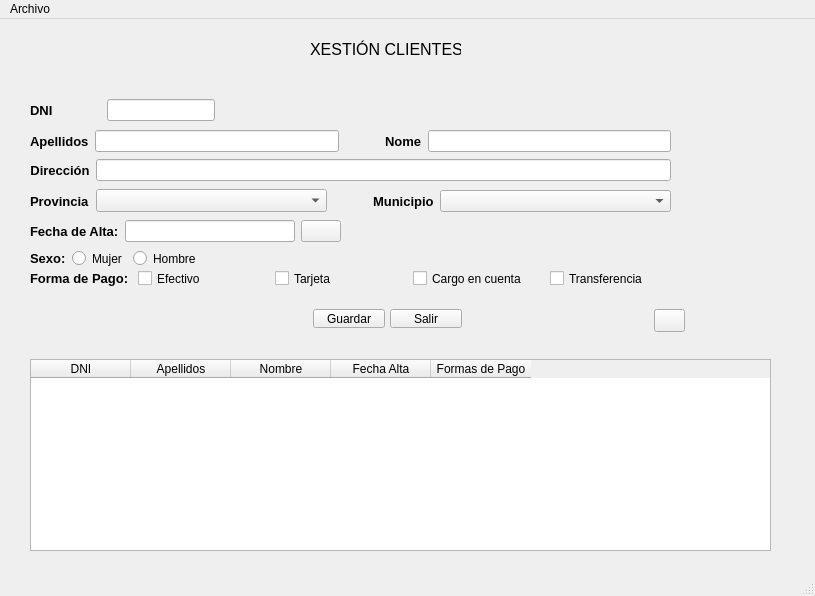
Qt form window.ui (gaelrf/reyfernandez) before a commit.
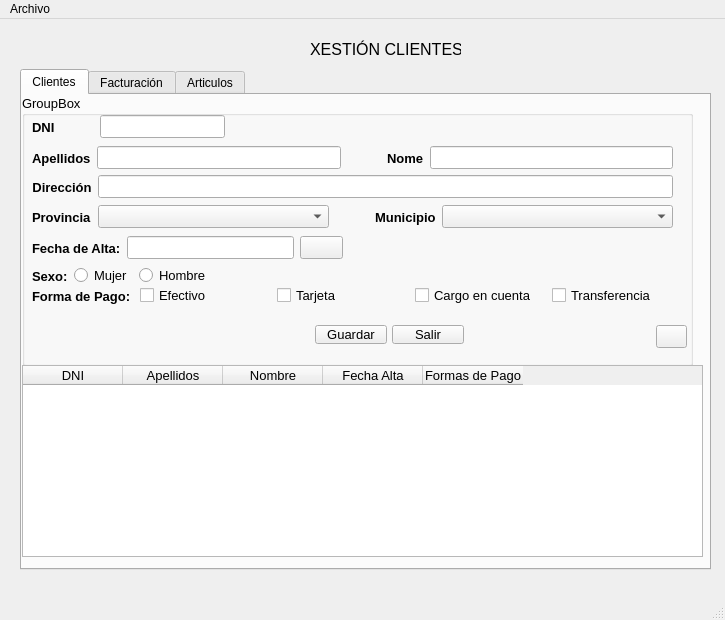
The same form after that commit.

Diff of the .ui file:
```diff
--- a/window.ui
+++ b/window.ui
@@ -6,8 +6,8 @@
    <rect>
     <x>0</x>
     <y>0</y>
-    <width>815</width>
-    <height>596</height>
+    <width>725</width>
+    <height>620</height>
    </rect>
   </property>
   <property name="windowTitle">
@@ -32,267 +32,46 @@
      <string>XESTIÓN CLIENTES</string>
     </property>
    </widget>
-   <widget class="QPushButton" name="btnGrabaCli">
+   <widget class="QTabWidget" name="tabWidget">
     <property name="geometry">
      <rect>
-      <x>313</x>
-      <y>290</y>
-      <width>72</width>
-      <height>19</height>
+      <x>20</x>
+      <y>50</y>
+      <width>691</width>
+      <height>501</height>
      </rect>
     </property>
-    <property name="text">
-     <string>Guardar</string>
+    <property name="currentIndex">
+     <number>0</number>
     </property>
-   </widget>
-   <widget class="QPushButton" name="btnSalir">
-    <property name="geometry">
-     <rect>
-      <x>390</x>
-      <y>290</y>
-      <width>72</width>
-      <height>19</height>
-     </rect>
-    </property>
-    <property name="text">
-     <string>Salir</string>
-    </property>
-   </widget>
-   <widget class="QWidget" name="layoutWidget">
-    <property name="geometry">
-     <rect>
-      <x>30</x>
-      <y>80</y>
-      <width>261</width>
-      <height>22</height>
-     </rect>
-    </property>
-    <layout class="QHBoxLayout" name="horizontalLayout">
-     <property name="sizeConstraint">
-      <enum>QLayout::SetNoConstraint</enum>
-     </property>
-     <item>
-      <widget class="QLabel" name="lblDNI">
-       <property name="sizePolicy">
-        <sizepolicy hsizetype="Expanding" vsizetype="Preferred">
-         <horstretch>0</horstretch>
-         <verstretch>0</verstretch>
-        </sizepolicy>
-       </property>
+    <widget class="QWidget" name="tabClientes">
        <property name="font">
         <font>
          <pointsize>10</pointsize>
-         <weight>75</weight>
-         <bold>true</bold>
-        </font>
-       </property>
-       <property name="text">
-        <string>DNI</string>
-       </property>
-       <property name="alignment">
-        <set>Qt::AlignLeading|Qt::AlignLeft|Qt::AlignVCenter</set>
-       </property>
-      </widget>
-     </item>
-     <item>
-      <widget class="QLineEdit" name="txtDni"/>
-     </item>
-     <item>
-      <widget class="QLabel" name="lblValidoDni">
-       <property name="sizePolicy">
-        <sizepolicy hsizetype="Expanding" vsizetype="Expanding">
-         <horstretch>0</horstretch>
-         <verstretch>0</verstretch>
-        </sizepolicy>
-       </property>
-       <property name="minimumSize">
-        <size>
-         <width>0</width>
-         <height>0</height>
-        </size>
-       </property>
-       <property name="text">
-        <string/>
-       </property>
-      </widget>
-     </item>
-    </layout>
-   </widget>
-   <widget class="QWidget" name="layoutWidget">
+      </font>
+     </property>
+     <attribute name="title">
+      <string>Clientes</string>
+     </attribute>
+     <widget class="QGroupBox" name="groupBox">
     <property name="geometry">
      <rect>
-      <x>30</x>
-      <y>111</y>
-      <width>641</width>
-      <height>22</height>
-     </rect>
-    </property>
-    <layout class="QHBoxLayout" name="horizontalLayout_2">
-     <property name="sizeConstraint">
-      <enum>QLayout::SetNoConstraint</enum>
-     </property>
-     <item>
-      <widget class="QLabel" name="lblApel">
-       <property name="font">
-        <font>
-         <pointsize>10</pointsize>
-         <weight>75</weight>
-         <bold>true</bold>
-        </font>
-       </property>
-       <property name="text">
-        <string>Apellidos</string>
-       </property>
-       <property name="alignment">
-        <set>Qt::AlignLeading|Qt::AlignLeft|Qt::AlignVCenter</set>
-       </property>
-      </widget>
-     </item>
-     <item>
-      <widget class="QLineEdit" name="txtApel"/>
-     </item>
-     <item>
-      <spacer name="horizontalSpacer_2">
-       <property name="orientation">
-        <enum>Qt::Horizontal</enum>
-       </property>
-       <property name="sizeType">
-        <enum>QSizePolicy::Minimum</enum>
-       </property>
-       <property name="sizeHint" stdset="0">
-        <size>
-         <width>40</width>
-         <height>20</height>
-        </size>
-       </property>
-      </spacer>
-     </item>
-     <item>
-      <widget class="QLabel" name="lblApel_2">
-       <property name="font">
-        <font>
-         <pointsize>10</pointsize>
-         <weight>75</weight>
-         <bold>true</bold>
-        </font>
-       </property>
-       <property name="text">
-        <string>Nome</string>
-       </property>
-       <property name="alignment">
-        <set>Qt::AlignLeading|Qt::AlignLeft|Qt::AlignVCenter</set>
-       </property>
-      </widget>
-     </item>
-     <item>
-      <widget class="QLineEdit" name="txtNome">
-       <property name="sizePolicy">
-        <sizepolicy hsizetype="Expanding" vsizetype="Fixed">
-         <horstretch>0</horstretch>
-         <verstretch>0</verstretch>
-        </sizepolicy>
-       </property>
-      </widget>
-     </item>
-    </layout>
-   </widget>
+        <x>0</x>
+        <y>0</y>
+        <width>671</width>
+        <height>271</height>
+       </rect>
+      </property>
+      <property name="title">
+       <string>GroupBox</string>
+      </property>
    <widget class="QWidget" name="layoutWidget">
     <property name="geometry">
      <rect>
-      <x>30</x>
-      <y>250</y>
-      <width>651</width>
-      <height>19</height>
-     </rect>
-    </property>
-    <layout class="QHBoxLayout" name="horizontalLayout_4">
-     <item>
-      <widget class="QLabel" name="lblFormaPago">
-       <property name="font">
-        <font>
-         <pointsize>10</pointsize>
-         <weight>75</weight>
-         <bold>true</bold>
-        </font>
-       </property>
-       <property name="text">
-        <string>Forma de Pago: </string>
-       </property>
-      </widget>
-     </item>
-     <item>
-      <widget class="QCheckBox" name="chkEfectivo">
-       <property name="sizePolicy">
-        <sizepolicy hsizetype="Expanding" vsizetype="Fixed">
-         <horstretch>0</horstretch>
-         <verstretch>0</verstretch>
-        </sizepolicy>
-       </property>
-       <property name="text">
-        <string>Efectivo</string>
-       </property>
-       <attribute name="buttonGroup">
-        <string notr="true">chkGroupPago</string>
-       </attribute>
-      </widget>
-     </item>
-     <item>
-      <widget class="QCheckBox" name="chkTarjeta">
-       <property name="sizePolicy">
-        <sizepolicy hsizetype="Expanding" vsizetype="Fixed">
-         <horstretch>0</horstretch>
-         <verstretch>0</verstretch>
-        </sizepolicy>
-       </property>
-       <property name="text">
-        <string>Tarjeta</string>
-       </property>
-       <attribute name="buttonGroup">
-        <string notr="true">chkGroupPago</string>
-       </attribute>
-      </widget>
-     </item>
-     <item>
-      <widget class="QCheckBox" name="chkCargoCuenta">
-       <property name="sizePolicy">
-        <sizepolicy hsizetype="Expanding" vsizetype="Fixed">
-         <horstretch>0</horstretch>
-         <verstretch>0</verstretch>
-        </sizepolicy>
-       </property>
-       <property name="text">
-        <string>Cargo en cuenta</string>
-       </property>
-       <attribute name="buttonGroup">
-        <string notr="true">chkGroupPago</string>
-       </attribute>
-      </widget>
-     </item>
-     <item>
-      <widget class="QCheckBox" name="chkTransferencia">
-       <property name="sizePolicy">
-        <sizepolicy hsizetype="Expanding" vsizetype="Fixed">
-         <horstretch>0</horstretch>
-         <verstretch>0</verstretch>
-        </sizepolicy>
-       </property>
-       <property name="text">
-        <string>Transferencia</string>
-       </property>
-       <attribute name="buttonGroup">
-        <string notr="true">chkGroupPago</string>
-       </attribute>
-      </widget>
-     </item>
-    </layout>
-   </widget>
-   <widget class="QWidget" name="layoutWidget">
-    <property name="geometry">
-     <rect>
-      <x>30</x>
-      <y>230</y>
-      <width>171</width>
-      <height>19</height>
+         <x>10</x>
+         <y>170</y>
+         <width>174</width>
+         <height>22</height>
      </rect>
     </property>
     <layout class="QHBoxLayout" name="horizontalLayout_5">
@@ -332,43 +111,24 @@
      </item>
     </layout>
    </widget>
-   <widget class="QWidget" name="layoutWidget">
+      <widget class="QPushButton" name="btnSalir">
     <property name="geometry">
      <rect>
-      <x>30</x>
-      <y>140</y>
-      <width>641</width>
-      <height>22</height>
-     </rect>
-    </property>
-    <layout class="QHBoxLayout" name="horizontalLayout_3">
-     <item>
-      <widget class="QLabel" name="lblDir">
-       <property name="font">
-        <font>
-         <pointsize>10</pointsize>
-         <weight>75</weight>
-         <bold>true</bold>
-        </font>
-       </property>
+         <x>370</x>
+         <y>230</y>
+         <width>72</width>
+         <height>19</height>
+        </rect>
+       </property>
        <property name="text">
-        <string>Dirección</string>
+        <string>Salir</string>
        </property>
-       <property name="alignment">
-        <set>Qt::AlignCenter</set>
-       </property>
-      </widget>
-     </item>
-     <item>
-      <widget class="QLineEdit" name="txtDir"/>
-     </item>
-    </layout>
    </widget>
    <widget class="QWidget" name="layoutWidget">
     <property name="geometry">
      <rect>
-      <x>30</x>
-      <y>170</y>
+         <x>10</x>
+         <y>110</y>
       <width>641</width>
       <height>24</height>
      </rect>
@@ -450,10 +210,100 @@
    <widget class="QWidget" name="layoutWidget">
     <property name="geometry">
      <rect>
-      <x>30</x>
-      <y>200</y>
+         <x>10</x>
+         <y>190</y>
+         <width>651</width>
+         <height>22</height>
+        </rect>
+       </property>
+       <layout class="QHBoxLayout" name="horizontalLayout_4">
+        <item>
+         <widget class="QLabel" name="lblFormaPago">
+          <property name="font">
+           <font>
+            <pointsize>10</pointsize>
+            <weight>75</weight>
+            <bold>true</bold>
+           </font>
+          </property>
+          <property name="text">
+           <string>Forma de Pago: </string>
+          </property>
+         </widget>
+        </item>
+        <item>
+         <widget class="QCheckBox" name="chkEfectivo">
+          <property name="sizePolicy">
+           <sizepolicy hsizetype="Expanding" vsizetype="Fixed">
+            <horstretch>0</horstretch>
+            <verstretch>0</verstretch>
+           </sizepolicy>
+          </property>
+          <property name="text">
+           <string>Efectivo</string>
+          </property>
+          <attribute name="buttonGroup">
+           <string notr="true">chkGroupPago</string>
+          </attribute>
+         </widget>
+        </item>
+        <item>
+         <widget class="QCheckBox" name="chkTarjeta">
+          <property name="sizePolicy">
+           <sizepolicy hsizetype="Expanding" vsizetype="Fixed">
+            <horstretch>0</horstretch>
+            <verstretch>0</verstretch>
+           </sizepolicy>
+          </property>
+          <property name="text">
+           <string>Tarjeta</string>
+          </property>
+          <attribute name="buttonGroup">
+           <string notr="true">chkGroupPago</string>
+          </attribute>
+         </widget>
+        </item>
+        <item>
+         <widget class="QCheckBox" name="chkCargoCuenta">
+          <property name="sizePolicy">
+           <sizepolicy hsizetype="Expanding" vsizetype="Fixed">
+            <horstretch>0</horstretch>
+            <verstretch>0</verstretch>
+           </sizepolicy>
+          </property>
+          <property name="text">
+           <string>Cargo en cuenta</string>
+          </property>
+          <attribute name="buttonGroup">
+           <string notr="true">chkGroupPago</string>
+          </attribute>
+         </widget>
+        </item>
+        <item>
+         <widget class="QCheckBox" name="chkTransferencia">
+          <property name="sizePolicy">
+           <sizepolicy hsizetype="Expanding" vsizetype="Fixed">
+            <horstretch>0</horstretch>
+            <verstretch>0</verstretch>
+           </sizepolicy>
+          </property>
+          <property name="text">
+           <string>Transferencia</string>
+          </property>
+          <attribute name="buttonGroup">
+           <string notr="true">chkGroupPago</string>
+          </attribute>
+         </widget>
+        </item>
+       </layout>
+      </widget>
+      <widget class="QWidget" name="layoutWidget">
+       <property name="geometry">
+        <rect>
+         <x>10</x>
+         <y>140</y>
       <width>311</width>
-      <height>25</height>
+         <height>26</height>
      </rect>
     </property>
     <layout class="QHBoxLayout" name="horizontalLayout_7">
@@ -487,12 +337,209 @@
      </item>
     </layout>
    </widget>
+      <widget class="QPushButton" name="btnGrabaCli">
+       <property name="geometry">
+        <rect>
+         <x>293</x>
+         <y>230</y>
+         <width>72</width>
+         <height>19</height>
+        </rect>
+       </property>
+       <property name="text">
+        <string>Guardar</string>
+       </property>
+      </widget>
+      <widget class="QWidget" name="layoutWidget">
+       <property name="geometry">
+        <rect>
+         <x>10</x>
+         <y>80</y>
+         <width>641</width>
+         <height>24</height>
+        </rect>
+       </property>
+       <layout class="QHBoxLayout" name="horizontalLayout_3">
+        <item>
+         <widget class="QLabel" name="lblDir">
+          <property name="font">
+           <font>
+            <pointsize>10</pointsize>
+            <weight>75</weight>
+            <bold>true</bold>
+           </font>
+          </property>
+          <property name="text">
+           <string>Dirección</string>
+          </property>
+          <property name="alignment">
+           <set>Qt::AlignCenter</set>
+          </property>
+         </widget>
+        </item>
+        <item>
+         <widget class="QLineEdit" name="txtDir"/>
+        </item>
+       </layout>
+      </widget>
+      <widget class="QWidget" name="layoutWidget">
+       <property name="geometry">
+        <rect>
+         <x>10</x>
+         <y>20</y>
+         <width>261</width>
+         <height>24</height>
+        </rect>
+       </property>
+       <layout class="QHBoxLayout" name="horizontalLayout">
+        <property name="sizeConstraint">
+         <enum>QLayout::SetNoConstraint</enum>
+        </property>
+        <item>
+         <widget class="QLabel" name="lblDNI">
+          <property name="sizePolicy">
+           <sizepolicy hsizetype="Expanding" vsizetype="Preferred">
+            <horstretch>0</horstretch>
+            <verstretch>0</verstretch>
+           </sizepolicy>
+          </property>
+          <property name="font">
+           <font>
+            <pointsize>10</pointsize>
+            <weight>75</weight>
+            <bold>true</bold>
+           </font>
+          </property>
+          <property name="text">
+           <string>DNI</string>
+          </property>
+          <property name="alignment">
+           <set>Qt::AlignLeading|Qt::AlignLeft|Qt::AlignVCenter</set>
+          </property>
+         </widget>
+        </item>
+        <item>
+         <widget class="QLineEdit" name="txtDni"/>
+        </item>
+        <item>
+         <widget class="QLabel" name="lblValidoDni">
+          <property name="sizePolicy">
+           <sizepolicy hsizetype="Expanding" vsizetype="Expanding">
+            <horstretch>0</horstretch>
+            <verstretch>0</verstretch>
+           </sizepolicy>
+          </property>
+          <property name="minimumSize">
+           <size>
+            <width>0</width>
+            <height>0</height>
+           </size>
+          </property>
+          <property name="text">
+           <string/>
+          </property>
+         </widget>
+        </item>
+       </layout>
+      </widget>
+      <widget class="QPushButton" name="btnLimpiaForm">
+       <property name="geometry">
+        <rect>
+         <x>634</x>
+         <y>230</y>
+         <width>31</width>
+         <height>23</height>
+        </rect>
+       </property>
+       <property name="text">
+        <string/>
+       </property>
+      </widget>
+      <widget class="QWidget" name="layoutWidget">
+       <property name="geometry">
+        <rect>
+         <x>10</x>
+         <y>51</y>
+         <width>641</width>
+         <height>24</height>
+        </rect>
+       </property>
+       <layout class="QHBoxLayout" name="horizontalLayout_2">
+        <property name="sizeConstraint">
+         <enum>QLayout::SetNoConstraint</enum>
+        </property>
+        <item>
+         <widget class="QLabel" name="lblApel">
+          <property name="font">
+           <font>
+            <pointsize>10</pointsize>
+            <weight>75</weight>
+            <bold>true</bold>
+           </font>
+          </property>
+          <property name="text">
+           <string>Apellidos</string>
+          </property>
+          <property name="alignment">
+           <set>Qt::AlignLeading|Qt::AlignLeft|Qt::AlignVCenter</set>
+          </property>
+         </widget>
+        </item>
+        <item>
+         <widget class="QLineEdit" name="txtApel"/>
+        </item>
+        <item>
+         <spacer name="horizontalSpacer_2">
+          <property name="orientation">
+           <enum>Qt::Horizontal</enum>
+          </property>
+          <property name="sizeType">
+           <enum>QSizePolicy::Minimum</enum>
+          </property>
+          <property name="sizeHint" stdset="0">
+           <size>
+            <width>40</width>
+            <height>20</height>
+           </size>
+          </property>
+         </spacer>
+        </item>
+        <item>
+         <widget class="QLabel" name="lblApel_2">
+          <property name="font">
+           <font>
+            <pointsize>10</pointsize>
+            <weight>75</weight>
+            <bold>true</bold>
+           </font>
+          </property>
+          <property name="text">
+           <string>Nome</string>
+          </property>
+          <property name="alignment">
+           <set>Qt::AlignLeading|Qt::AlignLeft|Qt::AlignVCenter</set>
+          </property>
+         </widget>
+        </item>
+        <item>
+         <widget class="QLineEdit" name="txtNome">
+          <property name="sizePolicy">
+           <sizepolicy hsizetype="Expanding" vsizetype="Fixed">
+            <horstretch>0</horstretch>
+            <verstretch>0</verstretch>
+           </sizepolicy>
+          </property>
+         </widget>
+        </item>
+       </layout>
+      </widget>
+     </widget>
    <widget class="QTableWidget" name="tableCliente">
     <property name="geometry">
      <rect>
-      <x>30</x>
-      <y>340</y>
-      <width>741</width>
+        <x>0</x>
+        <y>270</y>
+        <width>681</width>
       <height>192</height>
      </rect>
     </property>
@@ -522,18 +569,43 @@
      </property>
     </column>
    </widget>
-   <widget class="QPushButton" name="btnLimpiaForm">
+    </widget>
+    <widget class="QWidget" name="tabFacruracion">
+     <attribute name="title">
+      <string>Facturación</string>
+     </attribute>
+     <widget class="QLabel" name="label">
     <property name="geometry">
      <rect>
-      <x>654</x>
-      <y>290</y>
-      <width>31</width>
-      <height>23</height>
+        <x>40</x>
+        <y>30</y>
+        <width>91</width>
+        <height>16</height>
      </rect>
     </property>
     <property name="text">
-     <string/>
-    </property>
+       <string>En construccion</string>
+      </property>
+     </widget>
+    </widget>
+    <widget class="QWidget" name="tabArticulos">
+     <attribute name="title">
+      <string>Articulos</string>
+     </attribute>
+     <widget class="QLabel" name="label_2">
+      <property name="geometry">
+       <rect>
+        <x>90</x>
+        <y>50</y>
+        <width>81</width>
+        <height>16</height>
+       </rect>
+      </property>
+      <property name="text">
+       <string>En Construcción</string>
+      </property>
+     </widget>
+    </widget>
    </widget>
   </widget>
   <widget class="QMenuBar" name="menubar">
@@ -541,7 +613,7 @@
     <rect>
      <x>0</x>
      <y>0</y>
-     <width>815</width>
+     <width>725</width>
      <height>21</height>
     </rect>
    </property>
```
Left out of the diff: 2 changed lines with no effect on the pictures. Lines whose indentation alone changed are shown as unchanged.
